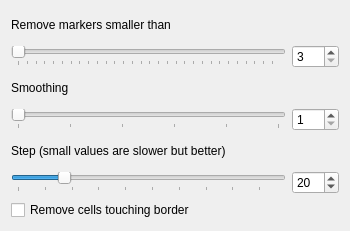
Above: views/watershed.ui from tmramalho/bigCellBrotherGUI before the change. Below: the same form after it.
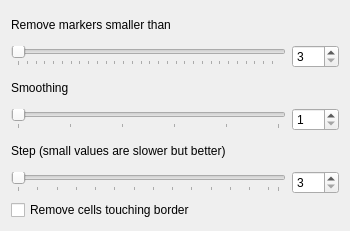
That is the form after the change.

```diff
--- a/views/watershed.ui
+++ b/views/watershed.ui
@@ -60,10 +60,10 @@
         <number>3</number>
        </property>
        <property name="maximum">
-        <number>100</number>
+        <number>30</number>
        </property>
        <property name="value">
-        <number>20</number>
+        <number>3</number>
        </property>
        <property name="orientation">
         <enum>Qt::Horizontal</enum>
@@ -71,6 +71,9 @@
        <property name="tickPosition">
         <enum>QSlider::TicksBelow</enum>
        </property>
+       <property name="tickInterval">
+        <number>2</number>
+       </property>
       </widget>
      </item>
      <item row="4" column="0">
@@ -157,10 +160,10 @@
         <number>3</number>
        </property>
        <property name="maximum">
-        <number>100</number>
+        <number>30</number>
        </property>
        <property name="value">
-        <number>20</number>
+        <number>3</number>
        </property>
       </widget>
      </item>
```
